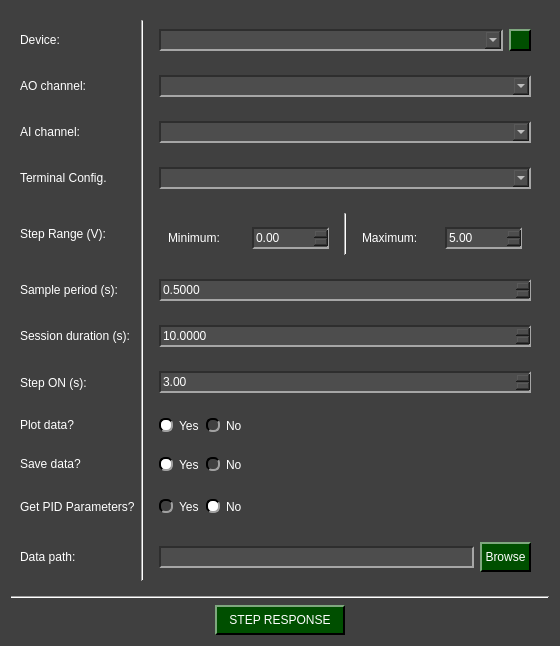
Old version of the form pydaq/uis/PyDAQ_step_response_NIDAQ_widget.ui in the repository CayoRw/pydaq.
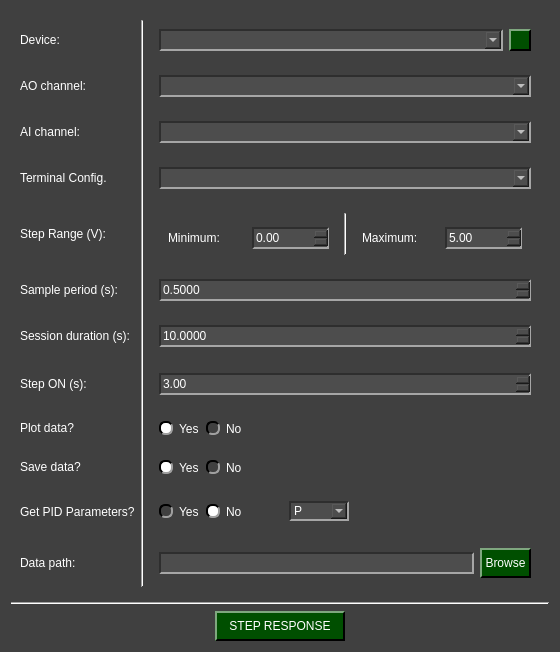
New version of the form. Icons and pictures are not drawn.

```diff
--- a/pydaq/uis/PyDAQ_step_response_NIDAQ_widget.ui
+++ b/pydaq/uis/PyDAQ_step_response_NIDAQ_widget.ui
@@ -7,7 +7,7 @@
     <x>0</x>
     <y>0</y>
     <width>560</width>
-    <height>646</height>
+    <height>652</height>
    </rect>
   </property>
   <property name="windowTitle">
@@ -189,7 +189,32 @@
 
 QPushButton#reload_devices:pressed{
 	border: 2px solid rgb(255, 255, 255);
-}</string>
+}
+
+QDoubleSpinBox:disabled {
+    background-color: rgb(50, 50, 50);
+    
+    border-top: 1.5px solid rgb(30, 30, 30);
+    border-left: 1.5px solid rgb(30, 30, 30);
+    
+    border-bottom: 1.5px solid rgb(100, 100, 100);
+    border-right: 1.5px solid rgb(100, 100, 100);
+    
+    color: rgb(150, 150, 150);
+}
+
+QComboBox:disabled {
+    background-color: rgb(50, 50, 50);
+    
+    border-top: 1.5px solid rgb(30, 30, 30);
+    border-left: 1.5px solid rgb(30, 30, 30);
+    
+    border-bottom: 1.5px solid rgb(100, 100, 100);
+    border-right: 1.5px solid rgb(100, 100, 100);
+    
+    color: rgb(150, 150, 150);
+}
+</string>
   </property>
   <layout class="QGridLayout" name="gridLayout_12">
    <item row="0" column="0">
@@ -856,6 +881,47 @@
            </attribute>
           </widget>
          </item>
+         <item>
+          <spacer name="horizontalSpacer">
+           <property name="orientation">
+            <enum>Qt::Orientation::Horizontal</enum>
+           </property>
+           <property name="sizeHint" stdset="0">
+            <size>
+             <width>40</width>
+             <height>20</height>
+            </size>
+           </property>
+          </spacer>
+         </item>
+         <item alignment="Qt::AlignmentFlag::AlignRight">
+          <widget class="QComboBox" name="PID_comboBox">
+           <property name="minimumSize">
+            <size>
+             <width>60</width>
+             <height>0</height>
+            </size>
+           </property>
+           <property name="currentIndex">
+            <number>0</number>
+           </property>
+           <item>
+            <property name="text">
+             <string>P</string>
+            </property>
+           </item>
+           <item>
+            <property name="text">
+             <string>PI</string>
+            </property>
+           </item>
+           <item>
+            <property name="text">
+             <string>PID</string>
+            </property>
+           </item>
+          </widget>
+         </item>
         </layout>
        </widget>
       </item>
```
